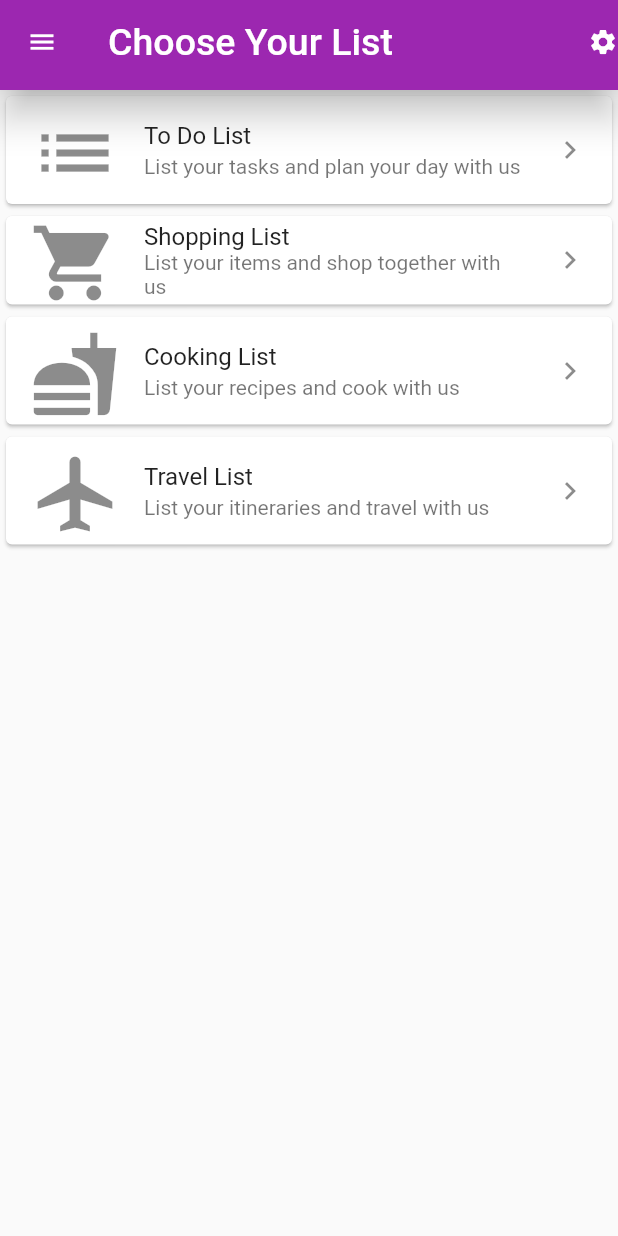
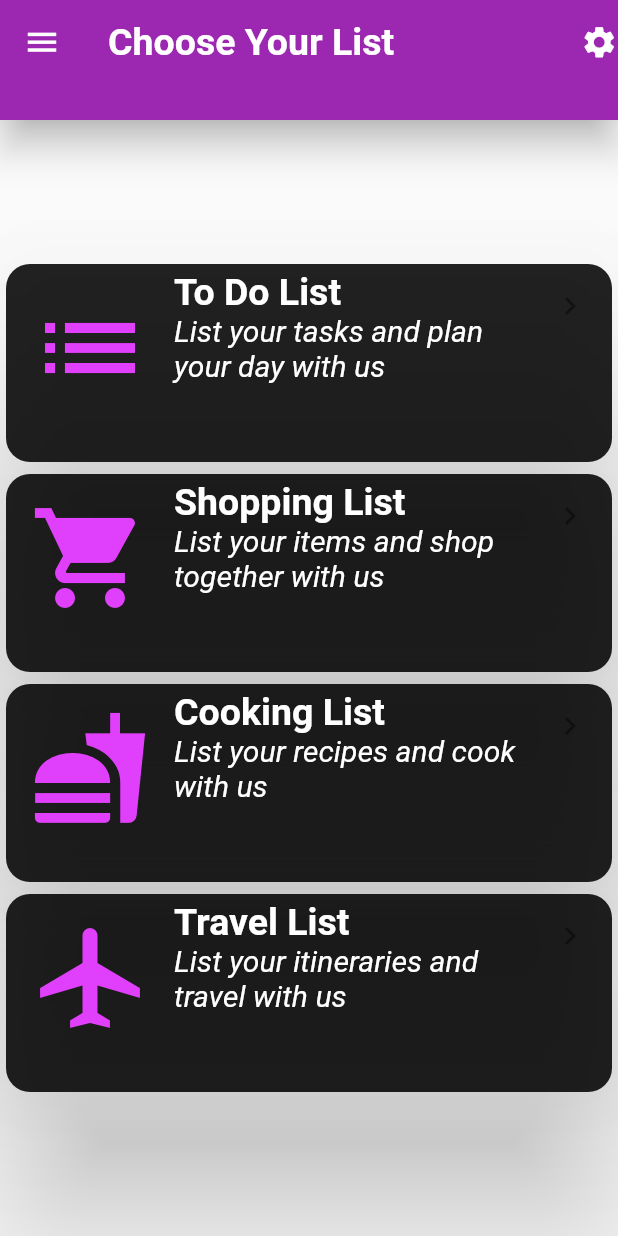
Before and after one commit to aliciaajy/Orbital2020, a Flutter app: the screen it shows after launch, after a tap on "Login", on a phone screen of 412 x 824 dp. Run offline on Flutter 3.47's test engine with Material 2 defaults, Android fonts, the phone set to English and light mode, and no system bars.

Commit message:
changed background and style of type of list

```diff
--- a/lib/pages/type_of_list.dart
+++ b/lib/pages/type_of_list.dart
@@ -12,20 +12,22 @@ class Option extends StatelessWidget {
       title: "Type of List",
       home: Scaffold(
         appBar: PreferredSize(
-          preferredSize:Size.fromHeight(60),
+          preferredSize:Size.fromHeight(80),
           child: AppBar(title:Text("Choose Your List",
-          style: TextStyle(fontSize: 25.0)),
+          style: TextStyle(fontSize: 25, fontWeight: FontWeight.bold)),
           backgroundColor: Colors.purple,
           actions: <Widget> [
-          Icon(Icons.settings, size:20.0)
+          Icon(Icons.settings, size:25.0)
         ],
           elevation: 10.0,
-          leading:Icon(Icons.menu, size:20),
+          leading:Icon(Icons.menu, size:25),
           )
 
       ),
-        body: ListOption()
-        ),
+        body:
+
+         ListOption(),
+         ),
     );
   }
 }
@@ -38,12 +40,20 @@ class ListOption extends StatelessWidget {
 }
 
 Widget _myListOption(BuildContext context) {
-  return ListView(
+  return Column(
+     mainAxisAlignment: MainAxisAlignment.center,
+     crossAxisAlignment: CrossAxisAlignment.center,
     children:  <Widget> [
-      Card(child: ListTile(
-          leading: Icon(Icons.list, size:60),
-          title: Text("To Do List"),
-          subtitle: Text("List your tasks and plan your day with us"),
+      Container(
+        height: 140,
+        child: Card(
+        color: Colors.black87,
+        elevation: 50,
+        shape: RoundedRectangleBorder(borderRadius: BorderRadius.circular(16)),
+        child: ListTile(
+          leading: Icon(Icons.list, size:80, color: Colors.purpleAccent),
+          title: Text("To Do List", textAlign: TextAlign.left,style: TextStyle(color: Colors.white,fontSize:25, fontWeight: FontWeight.bold),),
+          subtitle: Text("List your tasks and plan your day with us", textAlign: TextAlign.left, style: TextStyle(color: Colors.white,fontSize:20, fontStyle: FontStyle.italic)),
           trailing: Icon(Icons.keyboard_arrow_right),
           onTap: () {
             Navigator.push(
@@ -53,12 +63,20 @@ Widget _myListOption(BuildContext context) {
             );
           },
         ),
+        )
+
       ),
-      Card(
+      Container(
+
+        height:140,
+        child: Card(
+        color:  Colors.black87,
+        elevation: 50,
+        shape: RoundedRectangleBorder(borderRadius: BorderRadius.circular(16)),
         child: ListTile(
-          leading: Icon(Icons.local_grocery_store, size:60),
-          title: Text("Shopping List"),
-          subtitle: Text("List your items and shop together with us"),
+          leading: Icon(Icons.local_grocery_store, size:80,color: Colors.purpleAccent),
+          title: Text("Shopping List",textAlign: TextAlign.left,style: TextStyle(color: Colors.white,fontSize:25, fontWeight: FontWeight.bold),),
+          subtitle: Text("List your items and shop together with us", textAlign: TextAlign.left, style: TextStyle(color: Colors.white,fontSize:20, fontStyle: FontStyle.italic)),
           trailing: Icon(Icons.keyboard_arrow_right),
           onTap: () {
             Navigator.push(
@@ -69,11 +87,18 @@ Widget _myListOption(BuildContext context) {
           },
         ),
       ),
-      Card(
+      ),
+      Container(
+
+        height:140,
+        child:Card(
+        color: Colors.black87,
+        elevation: 50,
+        shape: RoundedRectangleBorder(borderRadius: BorderRadius.circular(16)),
         child: ListTile(
-          leading: Icon(Icons.fastfood, size:60),
-          title: Text("Cooking List"),
-          subtitle: Text("List your recipes and cook with us"),
+          leading: Icon(Icons.fastfood, size:80, color: Colors.purpleAccent,),
+          title: Text("Cooking List",textAlign: TextAlign.left,style: TextStyle(color: Colors.white,fontSize:25, fontWeight: FontWeight.bold),),
+          subtitle: Text("List your recipes and cook with us", textAlign: TextAlign.left, style: TextStyle(color: Colors.white,fontSize:20, fontStyle: FontStyle.italic)),
           trailing: Icon(Icons.keyboard_arrow_right),
           onTap: () {
             Navigator.push(
@@ -84,11 +109,17 @@ Widget _myListOption(BuildContext context) {
           }
         ),
       ),
-      Card(
+      ),
+      Container(height: 140,
+
+      child: Card(
+        color: Colors.black87,
+        elevation: 50,
+        shape: RoundedRectangleBorder(borderRadius: BorderRadius.circular(16)),
         child: ListTile(
-          leading: Icon(Icons.airplanemode_active,size:60),
-          title: Text("Travel List"),
-          subtitle: Text("List your itineraries and travel with us"),
+          leading: Icon(Icons.airplanemode_active,size:80,color: Colors.purpleAccent),
+          title: Text("Travel List",textAlign: TextAlign.left,style: TextStyle(color: Colors.white,fontSize:25, fontWeight: FontWeight.bold),),
+          subtitle: Text("List your itineraries and travel with us", textAlign: TextAlign.left, style: TextStyle(color: Colors.white,fontSize:20, fontStyle: FontStyle.italic)),
           trailing: Icon(Icons.keyboard_arrow_right),
           onTap: () {
             Navigator.push(
@@ -99,6 +130,7 @@ Widget _myListOption(BuildContext context) {
           }
         ),
       ),
+      ),
     ],
   );
 }
--- a/pubspec.yaml
+++ b/pubspec.yaml
@@ -53,6 +53,7 @@ flutter:
   - assets/todolist.jpg
   - assets/elogo!.png
 
+
   # An image asset can refer to one or more resolution-specific "variants", see
   # https://flutter.dev/assets-and-images/#resolution-aware.
 
```
Also changed, not shown: assets/list.jpg (added), 1 other file.
